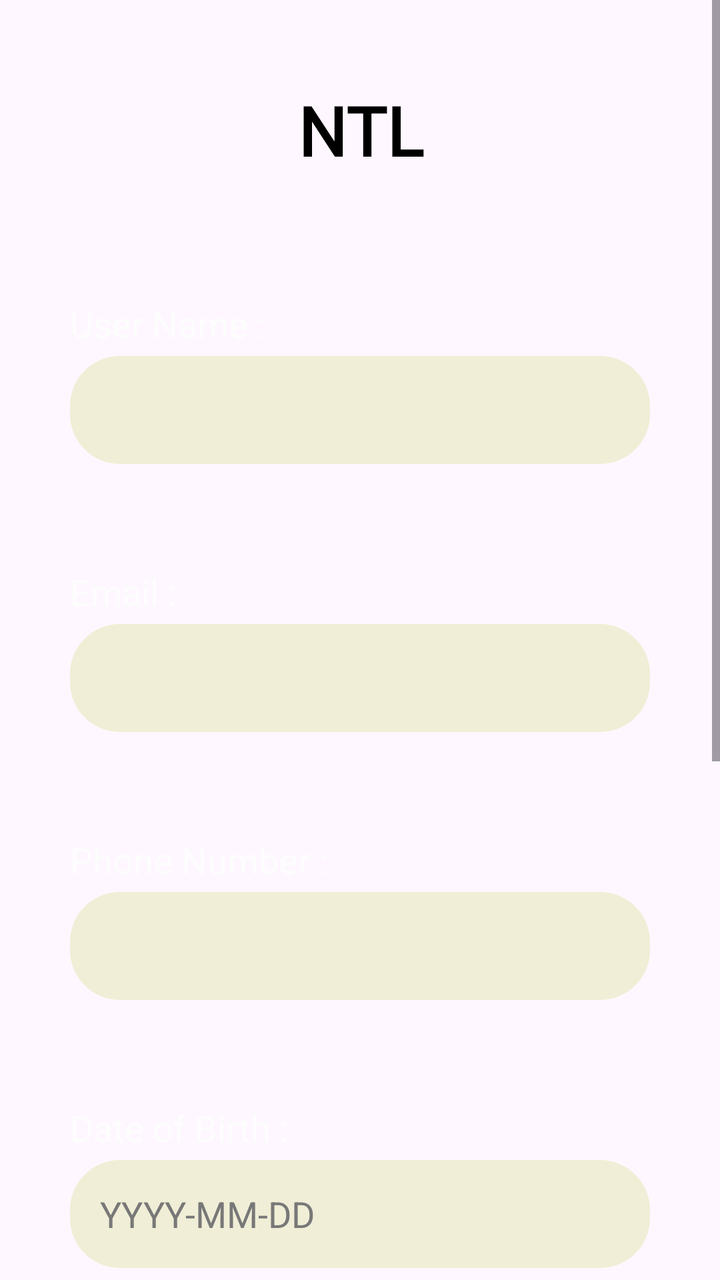
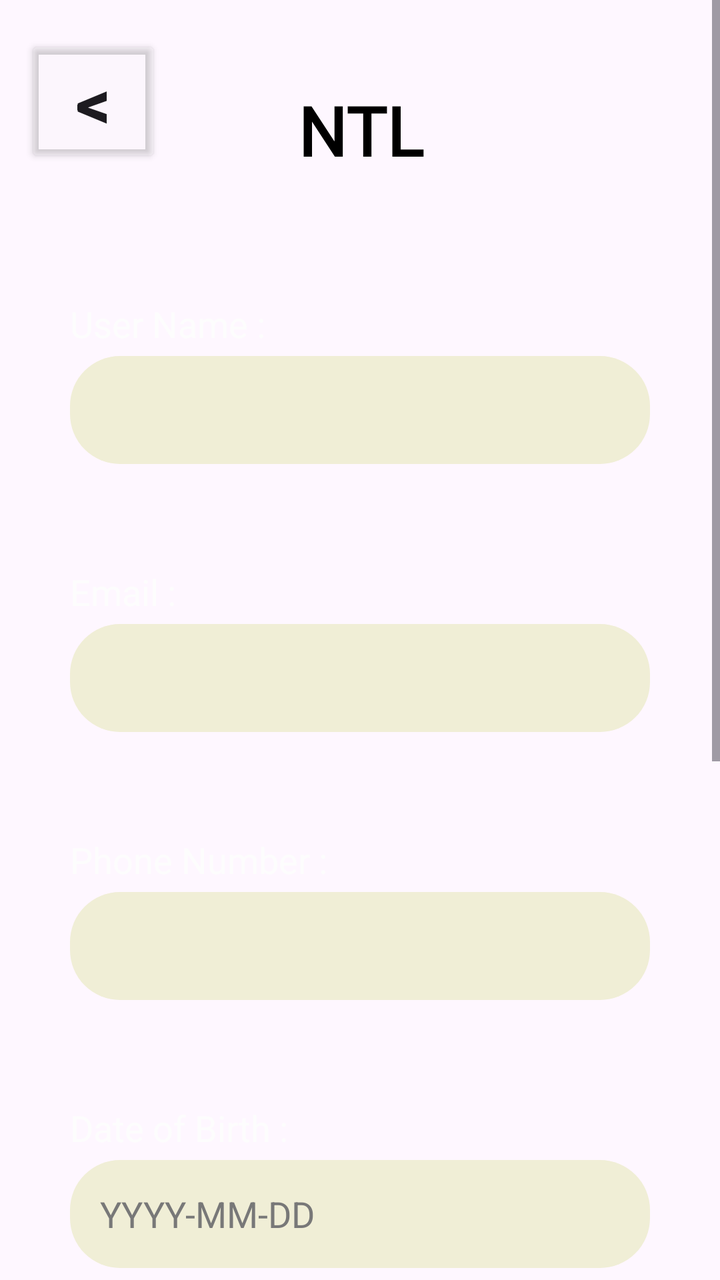

The first picture is an Android layout as it rendered before a commit; the second is the same layout after the commit. The layout source and the unified diff follow.
<!-- AndroidManifest.xml: application theme Theme.NTL -->
<!-- res/layout/fragment_signup.xml -->
<?xml version="1.0" encoding="utf-8"?>
<ScrollView xmlns:android="http://schemas.android.com/apk/res/android"
    xmlns:app="http://schemas.android.com/apk/res-auto"
    xmlns:tools="http://schemas.android.com/tools"
    android:layout_width="match_parent"
    android:layout_height="match_parent"
    android:fillViewport="true"
    android:background="@android:color/transparent"
    tools:context=".Signup">

    <androidx.constraintlayout.widget.ConstraintLayout
        android:layout_width="match_parent"
        android:layout_height="wrap_content"
        android:paddingBottom="40dp">


        <TextView
            android:id="@+id/name"
            android:layout_width="99dp"
            android:layout_height="66dp"
            android:fontFamily="@font/font1"
            android:gravity="center"
            android:text="NTL"
            android:textColor="#000000"
            android:textSize="34sp"
            android:textStyle="bold"
            app:layout_constraintEnd_toEndOf="parent"
            app:layout_constraintStart_toStartOf="parent"
            app:layout_constraintTop_toTopOf="parent"
            android:layout_marginTop="32dp" />

        
        <TextView
            android:id="@+id/t_username"
            android:layout_width="wrap_content"
            android:layout_height="wrap_content"
            android:text="User Name :"
            android:textColor="#FDFDFD"
            android:textSize="18sp"
            app:layout_constraintStart_toStartOf="@+id/usernametext"
            app:layout_constraintBottom_toTopOf="@+id/usernametext"
            android:layout_marginBottom="4dp" />

        <TextView
            android:id="@+id/errortx5"
            android:layout_width="54dp"
            android:layout_height="48dp"
            android:layout_marginBottom="84dp"
            android:gravity="start"
            android:text="  ⓘ"
            android:textColor="#EF0101"
            android:textSize="20sp"
            android:textStyle="bold"
            android:visibility="invisible"
            app:layout_constraintBottom_toTopOf="@+id/passwordtext2"
            app:layout_constraintEnd_toEndOf="parent"
            app:layout_constraintHorizontal_bias="0.0"
            app:layout_constraintStart_toEndOf="@+id/passwordtext"
            app:layout_constraintTop_toBottomOf="@+id/errortx4"
            app:layout_constraintVertical_bias="0.974" />

        <TextView
            android:id="@+id/errortx6"
            android:layout_width="54dp"
            android:layout_height="48dp"
            android:layout_marginTop="84dp"
            android:gravity="start"
            android:text="  ⓘ"
            android:textColor="#EF0101"
            android:textSize="20sp"
            android:textStyle="bold"
            android:visibility="invisible"
            app:layout_constraintBottom_toBottomOf="parent"
            app:layout_constraintEnd_toEndOf="parent"
            app:layout_constraintHorizontal_bias="0.0"
            app:layout_constraintStart_toEndOf="@+id/passwordtext2"
            app:layout_constraintTop_toBottomOf="@+id/errortx5"
            app:layout_constraintVertical_bias="0.0" />

        <EditText
            android:id="@+id/usernametext"
            android:layout_width="290dp"
            android:layout_height="54dp"
            android:layout_marginTop="80dp"
            android:background="@drawable/rounded"
            android:ems="10"
            android:gravity="center_vertical"
            android:inputType="text"
            android:paddingStart="15dp"
            android:textColor="@color/black"
            app:layout_constraintEnd_toEndOf="parent"
            app:layout_constraintStart_toStartOf="parent"
            app:layout_constraintTop_toBottomOf="@+id/name" />

        
        <TextView
            android:id="@+id/t_email"
            android:layout_width="wrap_content"
            android:layout_height="wrap_content"
            android:text="Email :"
            android:textColor="#FDFDFD"
            android:textSize="18sp"
            app:layout_constraintStart_toStartOf="@+id/emailtext"
            app:layout_constraintBottom_toTopOf="@+id/emailtext"
            android:layout_marginBottom="4dp" />

        <EditText
            android:id="@+id/emailtext"
            android:layout_width="290dp"
            android:layout_height="54dp"
            android:background="@drawable/rounded"
            android:ems="10"
            android:gravity="center_vertical"
            android:paddingStart="15dp"
            android:inputType="textEmailAddress"
            android:textColor="@color/black"
            app:layout_constraintTop_toBottomOf="@+id/usernametext"
            app:layout_constraintEnd_toEndOf="parent"
            app:layout_constraintStart_toStartOf="parent"
            android:layout_marginTop="80dp" />

        
        <TextView
            android:id="@+id/t_phone"
            android:layout_width="wrap_content"
            android:layout_height="wrap_content"
            android:text="Phone Number :"
            android:textColor="#FDFDFD"
            android:textSize="18sp"
            app:layout_constraintStart_toStartOf="@+id/phonetext"
            app:layout_constraintBottom_toTopOf="@+id/phonetext"
            android:layout_marginBottom="4dp" />

        <EditText
            android:id="@+id/phonetext"
            android:layout_width="290dp"
            android:layout_height="54dp"
            android:background="@drawable/rounded"
            android:ems="10"
            android:gravity="center_vertical"
            android:paddingStart="15dp"
            android:inputType="phone"
            android:textColor="@color/black"
            app:layout_constraintTop_toBottomOf="@+id/emailtext"
            app:layout_constraintEnd_toEndOf="parent"
            app:layout_constraintStart_toStartOf="parent"
            android:layout_marginTop="80dp" />

        
        <TextView
            android:id="@+id/t_dob"
            android:layout_width="wrap_content"
            android:layout_height="wrap_content"
            android:text="Date of Birth :"
            android:textColor="#FDFDFD"
            android:textSize="18sp"
            app:layout_constraintStart_toStartOf="@+id/dobtext"
            app:layout_constraintBottom_toTopOf="@+id/dobtext"
            android:layout_marginBottom="4dp" />

        <EditText
            android:id="@+id/dobtext"
            android:layout_width="290dp"
            android:layout_height="54dp"
            android:background="@drawable/rounded"
            android:ems="10"
            android:gravity="center_vertical"
            android:paddingStart="15dp"
            android:focusable="false"
            android:clickable="true"
            android:inputType="none"
            android:hint="YYYY-MM-DD"
            android:textColorHint="#787878"
            android:textColor="@color/black"
            app:layout_constraintTop_toBottomOf="@+id/phonetext"
            app:layout_constraintEnd_toEndOf="parent"
            app:layout_constraintStart_toStartOf="parent"
            android:layout_marginTop="80dp" />

        
        <TextView
            android:id="@+id/t_password"
            android:layout_width="wrap_content"
            android:layout_height="wrap_content"
            android:text="Password :"
            android:textColor="#FDFDFD"
            android:textSize="18sp"
            app:layout_constraintStart_toStartOf="@+id/passwordtext"
            app:layout_constraintBottom_toTopOf="@+id/passwordtext"
            android:layout_marginBottom="4dp" />

        <EditText
            android:id="@+id/passwordtext"
            android:layout_width="290dp"
            android:layout_height="54dp"
            android:background="@drawable/rounded"
            android:ems="10"
            android:gravity="center_vertical"
            android:paddingStart="15dp"
            android:inputType="textPassword"
            android:textColor="@color/black"
            app:layout_constraintTop_toBottomOf="@+id/dobtext"
            app:layout_constraintEnd_toEndOf="parent"
            app:layout_constraintStart_toStartOf="parent"
            android:layout_marginTop="80dp" />

        
        <TextView
            android:id="@+id/t_password2"
            android:layout_width="wrap_content"
            android:layout_height="wrap_content"
            android:text="Confirm Password :"
            android:textColor="#FDFDFD"
            android:textSize="18sp"
            app:layout_constraintStart_toStartOf="@+id/passwordtext2"
            app:layout_constraintBottom_toTopOf="@+id/passwordtext2"
            android:layout_marginBottom="4dp" />

        <EditText
            android:id="@+id/passwordtext2"
            android:layout_width="290dp"
            android:layout_height="54dp"
            android:background="@drawable/rounded"
            android:ems="10"
            android:gravity="center_vertical"
            android:paddingStart="15dp"
            android:inputType="textPassword"
            android:textColor="@color/black"
            app:layout_constraintTop_toBottomOf="@+id/passwordtext"
            app:layout_constraintEnd_toEndOf="parent"
            app:layout_constraintStart_toStartOf="parent"
            android:layout_marginTop="80dp" />

        
        <Button
            android:id="@+id/signupbt"
            android:layout_width="293dp"
            android:layout_height="54dp"
            android:backgroundTint="#F0EED6"
            android:fontFamily="sans-serif-smallcaps"
            android:text="Sign Up"
            android:textColor="#000000"
            android:textSize="22sp"
            android:textStyle="bold"
            app:layout_constraintTop_toBottomOf="@+id/passwordtext2"
            app:layout_constraintEnd_toEndOf="parent"
            app:layout_constraintStart_toStartOf="parent"
            android:layout_marginTop="80dp" />

        <TextView
            android:id="@+id/errortx1"
            android:layout_width="54dp"
            android:layout_height="48dp"
            android:layout_marginStart="1dp"
            android:gravity="start"
            android:text="  ⓘ"
            android:textColor="#EF0101"
            android:textSize="20sp"
            android:textStyle="bold"
            android:visibility="invisible"
            app:layout_constraintBottom_toBottomOf="parent"
            app:layout_constraintEnd_toEndOf="parent"
            app:layout_constraintHorizontal_bias="0.0"
            app:layout_constraintStart_toEndOf="@+id/usernametext"
            app:layout_constraintTop_toTopOf="@+id/name"
            app:layout_constraintVertical_bias="0.158" />

        <TextView
            android:id="@+id/errortx2"
            android:layout_width="54dp"
            android:layout_height="48dp"
            android:layout_marginTop="96dp"
            android:gravity="start"
            android:text="  ⓘ"
            android:textColor="#EF0101"
            android:textSize="20sp"
            android:textStyle="bold"
            android:visibility="invisible"
            app:layout_constraintBottom_toTopOf="@+id/phonetext"
            app:layout_constraintEnd_toEndOf="parent"
            app:layout_constraintHorizontal_bias="0.0"
            app:layout_constraintStart_toEndOf="@+id/emailtext"
            app:layout_constraintTop_toBottomOf="@+id/errortx1"
            app:layout_constraintVertical_bias="0.0" />

        <TextView
            android:id="@+id/errortx4"
            android:layout_width="54dp"
            android:layout_height="48dp"
            android:layout_marginTop="80dp"
            android:gravity="start"
            android:text="  ⓘ"
            android:textColor="#EF0101"
            android:textSize="20sp"
            android:textStyle="bold"
            android:visibility="invisible"
            app:layout_constraintBottom_toTopOf="@+id/passwordtext"
            app:layout_constraintEnd_toEndOf="parent"
            app:layout_constraintHorizontal_bias="0.166"
            app:layout_constraintStart_toEndOf="@+id/dobtext"
            app:layout_constraintTop_toBottomOf="@+id/errortx3"
            app:layout_constraintVertical_bias="0.0" />

        <TextView
            android:id="@+id/errortx3"
            android:layout_width="54dp"
            android:layout_height="48dp"
            android:layout_marginTop="88dp"
            android:gravity="start"
            android:text="  ⓘ"
            android:textColor="#EF0101"
            android:textSize="20sp"
            android:textStyle="bold"
            android:visibility="invisible"
            app:layout_constraintBottom_toTopOf="@+id/dobtext"
            app:layout_constraintEnd_toEndOf="parent"
            app:layout_constraintHorizontal_bias="0.0"
            app:layout_constraintStart_toEndOf="@+id/phonetext"
            app:layout_constraintTop_toBottomOf="@+id/errortx2"
            app:layout_constraintVertical_bias="0.0" />

    </androidx.constraintlayout.widget.ConstraintLayout>
</ScrollView>
<!-- resources referenced by this layout -->
<resources>
  <color name="black">#FF000000</color>
  <!-- drawable rounded (drawable) -->
  <?xml version="1.0" encoding="utf-8"?>
  <shape xmlns:android="http://schemas.android.com/apk/res/android" android:shape="rectangle">
  <solid
      android:color="#F0EED6"
      />
      <corners
          android:radius="25dp"
          />
  
  </shape>
  <style name="Theme.NTL" parent="Base.Theme.NTL" />
  <style name="Base.Theme.NTL" parent="Theme.Material3.DayNight.NoActionBar">
          
          
      </style>
</resources>

<!-- the commit's change to res/layout/fragment_signup.xml (unified diff, before → after) -->
@@ -319,5 +319,21 @@
             app:layout_constraintTop_toBottomOf="@+id/errortx2"
             app:layout_constraintVertical_bias="0.0" />
 
+        <Button
+            android:id="@+id/backbt"
+            android:layout_width="68dp"
+            android:layout_height="66dp"
+            android:backgroundTint="#1FE9E9E9"
+            android:gravity="center"
+            android:text="&lt;"
+            android:textSize="34sp"
+            android:textStyle="bold"
+            app:layout_constraintBottom_toTopOf="@+id/t_username"
+            app:layout_constraintEnd_toStartOf="@+id/name"
+            app:layout_constraintHorizontal_bias="0.202"
+            app:layout_constraintStart_toStartOf="parent"
+            app:layout_constraintTop_toTopOf="parent"
+            app:layout_constraintVertical_bias="0.21" />
+
     </androidx.constraintlayout.widget.ConstraintLayout>
 </ScrollView>
